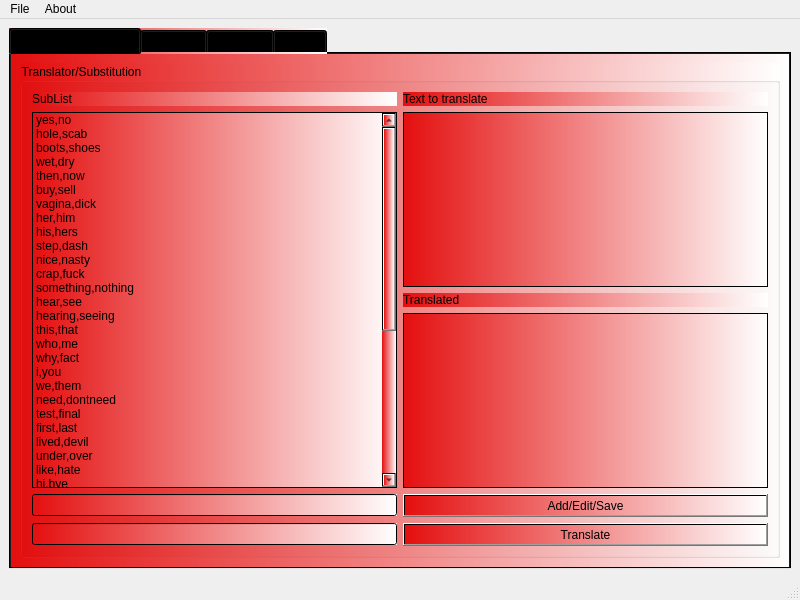
The window that mainwindow.ui (netpipe/RightHand) describes before a commit, drawn with Qt 5.
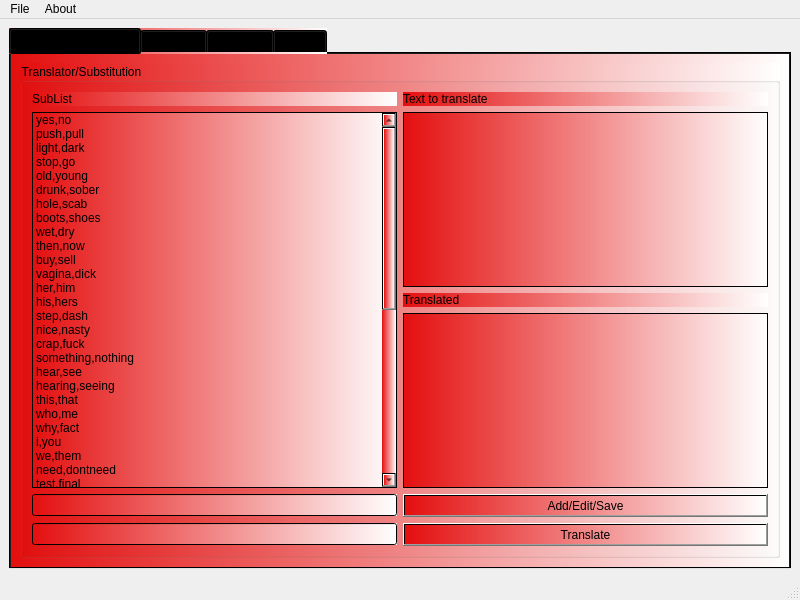
The same window after the commit.

What changed in the file:
```diff
--- a/mainwindow.ui
+++ b/mainwindow.ui
@@ -51,6 +51,31 @@
                <string>yes,no</string>
               </property>
              </item>
+             <item>
+              <property name="text">
+               <string>push,pull</string>
+              </property>
+             </item>
+             <item>
+              <property name="text">
+               <string>light,dark</string>
+              </property>
+             </item>
+             <item>
+              <property name="text">
+               <string>stop,go</string>
+              </property>
+             </item>
+             <item>
+              <property name="text">
+               <string>old,young</string>
+              </property>
+             </item>
+             <item>
+              <property name="text">
+               <string>drunk,sober</string>
+              </property>
+             </item>
              <item>
               <property name="text">
                <string>hole,scab</string>
```
